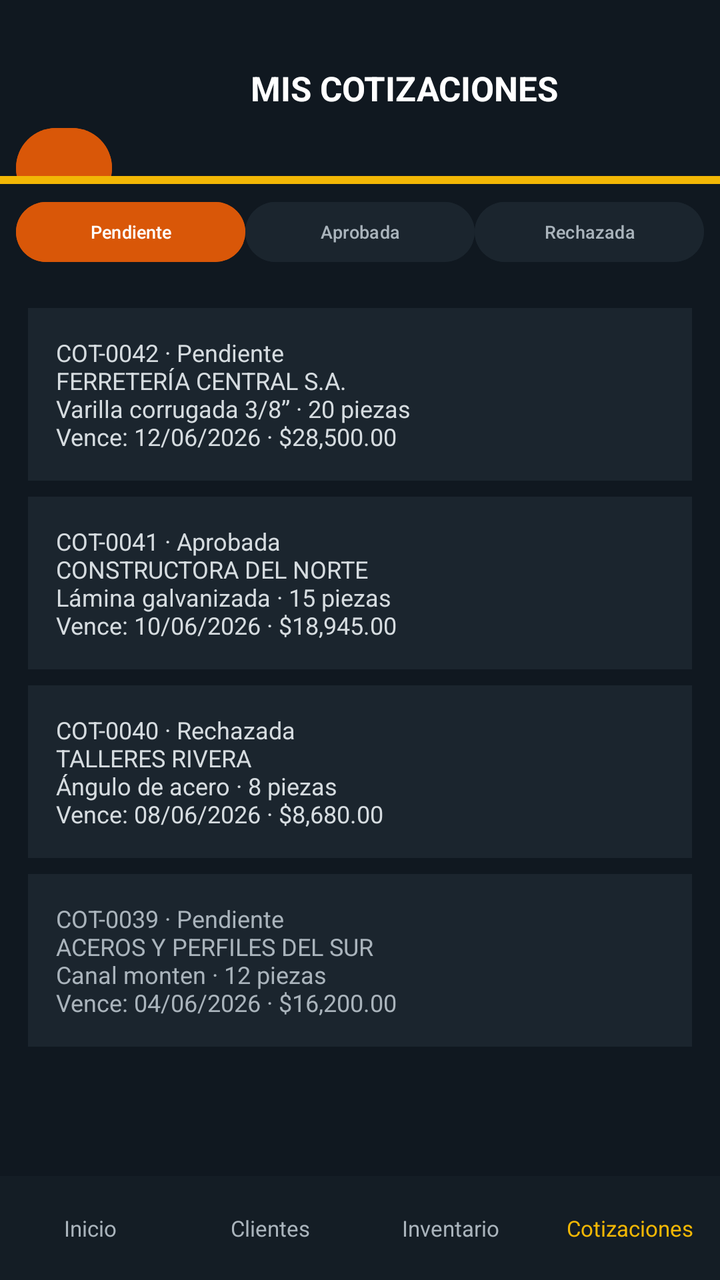
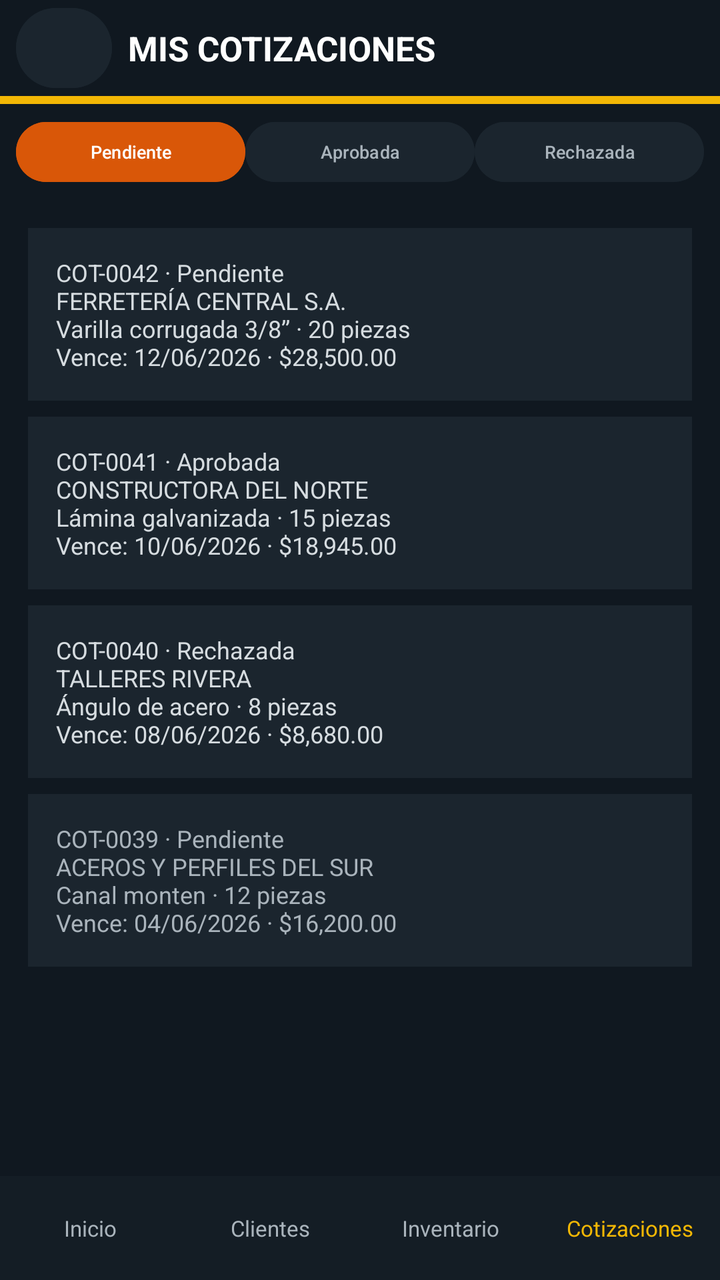

An Android layout rendered at two revisions. The XML below is the earlier revision; the diff shows what the commit changed to produce the second picture.
<!-- AndroidManifest.xml: application theme Theme.Aceroswecorp -->
<!-- res/layout/activity_mis_cotizaciones.xml -->
<?xml version="1.0" encoding="utf-8"?>
<LinearLayout xmlns:android="http://schemas.android.com/apk/res/android"
    android:id="@+id/screen_root"
    android:layout_width="match_parent"
    android:layout_height="match_parent"
    android:background="#101820"
    android:orientation="vertical">

    <LinearLayout
        android:layout_width="match_parent"
        android:layout_height="wrap_content"
        android:gravity="center_vertical"
        android:orientation="horizontal"
        android:paddingStart="8dp"
        android:paddingEnd="12dp">

        <Button
            android:id="@+id/screen_back"
            android:layout_width="48dp"
            android:layout_height="48dp"
            android:backgroundTint="#D95708"
            android:contentDescription="@string/back"
            android:layout_marginTop="40dp"
            android:text="@string/back_arrow"
            android:textColor="#FFFFFF"
            android:textSize="24sp" />

        <TextView
            android:layout_width="0dp"
            android:layout_height="wrap_content"
            android:layout_weight="1"
            android:gravity="center"
            android:text="MIS COTIZACIONES"
            android:textColor="#FFFFFF"
            android:textSize="17sp"
            android:textStyle="bold" />
    </LinearLayout>

    <TextView android:layout_width="match_parent" android:layout_height="4dp" android:background="#F2B705" />

    <LinearLayout android:layout_width="match_parent" android:layout_height="48dp" android:gravity="center" android:orientation="horizontal" android:paddingStart="8dp" android:paddingEnd="8dp">
        <Button android:id="@+id/filter_pending" android:layout_width="0dp" android:layout_height="38dp" android:layout_weight="1" android:backgroundTint="#D95708" android:text="Pendiente" android:textColor="#FFFFFF" android:textSize="9sp" />
        <Button android:id="@+id/filter_approved" android:layout_width="0dp" android:layout_height="38dp" android:layout_weight="1" android:backgroundTint="#1B252E" android:text="Aprobada" android:textColor="#AAB4BC" android:textSize="9sp" />
        <Button android:id="@+id/filter_rejected" android:layout_width="0dp" android:layout_height="38dp" android:layout_weight="1" android:backgroundTint="#1B252E" android:text="Rechazada" android:textColor="#AAB4BC" android:textSize="9sp" />
    </LinearLayout>

    <ScrollView
        android:layout_width="match_parent"
        android:layout_height="0dp"
        android:layout_weight="1">

        <LinearLayout
            android:layout_width="match_parent"
            android:layout_height="wrap_content"
            android:orientation="vertical"
            android:padding="14dp">

            <TextView android:id="@+id/quote_pending_42" android:layout_width="match_parent" android:layout_height="wrap_content" android:background="#1B252E" android:padding="14dp" android:text="COT-0042 · Pendiente&#10;FERRETERÍA CENTRAL S.A.&#10;Varilla corrugada 3/8” · 20 piezas&#10;Vence: 12/06/2026 · $28,500.00" android:textColor="#D6DCE0" android:textSize="12sp" />
            <TextView android:id="@+id/quote_approved_41" android:layout_width="match_parent" android:layout_height="wrap_content" android:layout_marginTop="8dp" android:background="#1B252E" android:padding="14dp" android:text="COT-0041 · Aprobada&#10;CONSTRUCTORA DEL NORTE&#10;Lámina galvanizada · 15 piezas&#10;Vence: 10/06/2026 · $18,945.00" android:textColor="#D6DCE0" android:textSize="12sp" />
            <TextView android:id="@+id/quote_rejected_40" android:layout_width="match_parent" android:layout_height="wrap_content" android:layout_marginTop="8dp" android:background="#1B252E" android:padding="14dp" android:text="COT-0040 · Rechazada&#10;TALLERES RIVERA&#10;Ángulo de acero · 8 piezas&#10;Vence: 08/06/2026 · $8,680.00" android:textColor="#D6DCE0" android:textSize="12sp" />
            <TextView android:id="@+id/quote_pending_39" android:layout_width="match_parent" android:layout_height="wrap_content" android:layout_marginTop="8dp" android:background="#1B252E" android:padding="14dp" android:text="COT-0039 · Pendiente&#10;ACEROS Y PERFILES DEL SUR&#10;Canal monten · 12 piezas&#10;Vence: 04/06/2026 · $16,200.00" android:textColor="#AAB4BC" android:textSize="12sp" />
        </LinearLayout>
    </ScrollView>

    <LinearLayout android:layout_width="match_parent" android:layout_height="52dp" android:background="#141D25" android:gravity="center" android:orientation="horizontal">
        <TextView android:id="@+id/nav_inicio" android:layout_width="0dp" android:layout_height="match_parent" android:layout_weight="1" android:gravity="center" android:text="Inicio" android:textColor="#AAB4BC" android:textSize="11sp" />
        <TextView android:id="@+id/nav_clientes" android:layout_width="0dp" android:layout_height="match_parent" android:layout_weight="1" android:gravity="center" android:text="Clientes" android:textColor="#AAB4BC" android:textSize="11sp" />
        <TextView android:id="@+id/nav_inventario" android:layout_width="0dp" android:layout_height="match_parent" android:layout_weight="1" android:gravity="center" android:text="Inventario" android:textColor="#AAB4BC" android:textSize="11sp" />
        <TextView android:id="@+id/nav_cotizaciones" android:layout_width="0dp" android:layout_height="match_parent" android:layout_weight="1" android:gravity="center" android:text="Cotizaciones" android:textColor="#F2B705" android:textSize="11sp" />
    </LinearLayout>
</LinearLayout>
<!-- resources referenced by this layout -->
<resources>
  <string name="back">Volver</string>
  <string name="back_arrow">‹</string>
  <style name="Theme.Aceroswecorp" parent="Base.Theme.Aceroswecorp" />
  <style name="Base.Theme.Aceroswecorp" parent="Theme.Material3.DayNight.NoActionBar">
          
          
      </style>
</resources>

<!-- the commit's change to res/layout/activity_mis_cotizaciones.xml (unified diff, before → after) -->
@@ -18,9 +18,8 @@
             android:id="@+id/screen_back"
             android:layout_width="48dp"
             android:layout_height="48dp"
-            android:backgroundTint="#D95708"
+            android:backgroundTint="#1B252E"
             android:contentDescription="@string/back"
-            android:layout_marginTop="40dp"
             android:text="@string/back_arrow"
             android:textColor="#FFFFFF"
             android:textSize="24sp" />
@@ -29,7 +28,8 @@
             android:layout_width="0dp"
             android:layout_height="wrap_content"
             android:layout_weight="1"
-            android:gravity="center"
+            android:layout_marginStart="8dp"
+            android:gravity="start|center_vertical"
             android:text="MIS COTIZACIONES"
             android:textColor="#FFFFFF"
             android:textSize="17sp"
